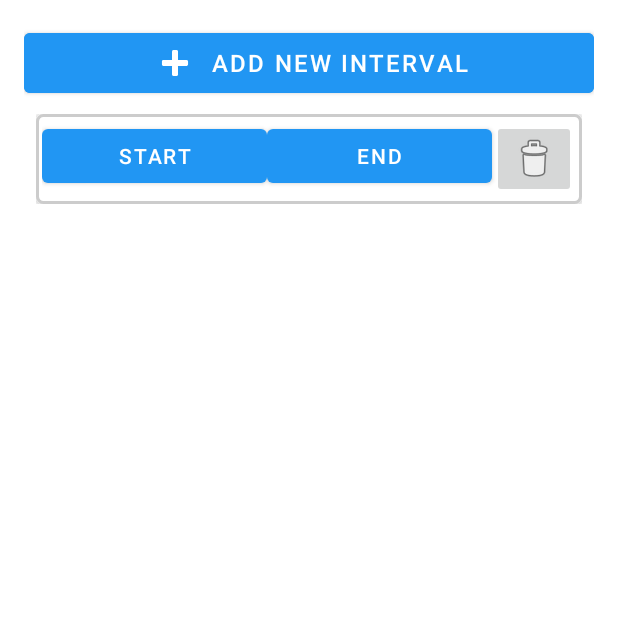
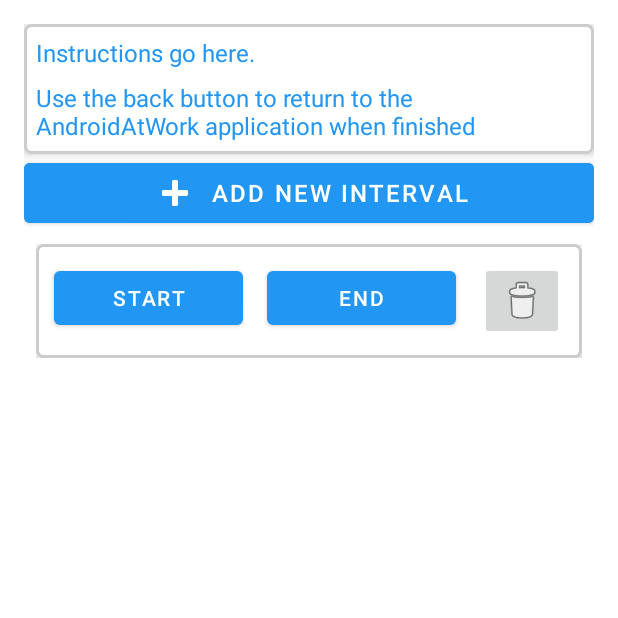
Before and after one commit to akuvisur/AndroidAtWork, an Android app built with Jetpack Compose: the WorkTimeSelectorActivity screen opened directly, with no data from a screen before it, after a tap on "ADD NEW INTERVAL", on a phone screen of 412 x 824 dp, the top half of it. Run offline under Robolectric (Android 15) with nearby library versions, the phone set to English and light mode, and no system bars.

Commit message:
Add work time interval selector TODO firebase integration

```diff
--- a/app/src/main/java/com/example/screenloggerdialogtest/Utils.kt
+++ b/app/src/main/java/com/example/screenloggerdialogtest/Utils.kt
@@ -724,6 +724,7 @@ private const val KEY_WORK_INTERVALS = "work_intervals"
 fun saveWorkIntervals(context: Context?, intervals: List<TimeInterval>) {
     val sharedPrefs = getStudyStateSharedPreferences(context)
     val json = Gson().toJson(intervals)
+    Log.d("work_intervals", json.toString())
     sharedPrefs?.edit()?.putString(KEY_WORK_INTERVALS, json)?.apply()
 }
 
--- a/app/src/main/java/com/example/screenloggerdialogtest/WorkTimeSelectorActivity.kt
+++ b/app/src/main/java/com/example/screenloggerdialogtest/WorkTimeSelectorActivity.kt
@@ -13,7 +13,9 @@ class WorkTimeSelectorActivity : AppCompatActivity() {
 
     private lateinit var intervalContainer: LinearLayout
     private lateinit var addIntervalButton: Button
-    private val maxIntervals = 3
+    private val maxIntervals = 5
+
+    private val intervalList = mutableListOf<TimeInterval>()
 
     override fun onCreate(savedInstanceState: Bundle?) {
         super.onCreate(savedInstanceState)
@@ -26,33 +28,83 @@ class WorkTimeSelectorActivity : AppCompatActivity() {
             if (intervalContainer.childCount < maxIntervals) {
                 addIntervalRow()
             } else {
-                Toast.makeText(this, "Max 3 intervals allowed", Toast.LENGTH_SHORT).show()
+                Toast.makeText(this, "Max 5 intervals allowed", Toast.LENGTH_SHORT).show()
             }
         }
     }
 
+    override fun onResume() {
+        super.onResume()
+
+        // Clear any existing views
+        intervalContainer.removeAllViews()
+        intervalList.clear()
+
+        // Load saved intervals
+        val savedIntervals = getWorkIntervals(this)
+
+        for (interval in savedIntervals) {
+            addIntervalRow(interval.start, interval.end)
+        }
+    }
+
+
+    override fun onStop() {
+        super.onStop()
+        // store intervals
+        updateIntervalList()
+        saveWorkIntervals(this, intervalList)
+    }
+
     // Add a new interval row dynamically
-    private fun addIntervalRow() {
+    private fun addIntervalRow(startTime: String = "", endTime: String = "") {
         val row = layoutInflater.inflate(R.layout.worktimeinterval_row, null)
 
         val startButton = row.findViewById<Button>(R.id.startTimeButton)
         val endButton = row.findViewById<Button>(R.id.endTimeButton)
         val deleteButton = row.findViewById<ImageButton>(R.id.deleteButton)
 
+        startButton.text = if (startTime.isNotEmpty()) startTime else "Start"
+        endButton.text = if (endTime.isNotEmpty()) endTime else "End"
+
         startButton.setOnClickListener {
-            showTimePicker { time -> startButton.text = time }
+            showTimePicker { time ->
+                startButton.text = time
+                updateIntervalList()
+            }
         }
 
         endButton.setOnClickListener {
-            showTimePicker { time -> endButton.text = time }
+            showTimePicker { time ->
+                endButton.text = time
+                updateIntervalList()
+            }
         }
 
         deleteButton.setOnClickListener {
             intervalContainer.removeView(row)
+            updateIntervalList()
         }
 
         intervalContainer.addView(row)
+        updateIntervalList()
     }
+
+
+    private fun updateIntervalList() {
+        intervalList.clear()
+        for (i in 0 until intervalContainer.childCount) {
+            val row = intervalContainer.getChildAt(i)
+            val startButton = row.findViewById<Button>(R.id.startTimeButton)
+            val endButton = row.findViewById<Button>(R.id.endTimeButton)
+            val start = startButton.text.toString()
+            val end = endButton.text.toString()
+            if (start.contains(":") && end.contains(":")) {
+                intervalList.add(TimeInterval(start, end))
+            }
+        }
+    }
+
 
     // Show a time picker dialog and return the selected time
     private fun showTimePicker(onTimeSelected: (String) -> Unit) {
--- a/app/src/main/res/layout/activity_worktimeselector.xml
+++ b/app/src/main/res/layout/activity_worktimeselector.xml
@@ -6,7 +6,34 @@
     android:layout_height="match_parent"
     android:padding="16dp">
 
+    <LinearLayout
+        android:orientation="vertical"
+        android:layout_width="match_parent"
+        android:layout_height="wrap_content"
+        android:elevation="4dp"
+        android:background="@drawable/linear_layout_background"
+        android:layout_margin="0dp"
+        android:padding="4dp">
 
+        <TextView
+            android:layout_width="match_parent"
+            android:layout_height="wrap_content"
+            android:textColor="@color/blue_500"
+            android:text="Instructions go here."
+            android:textSize="16sp"
+            android:layout_margin="4dp"
+            />
+
+        <TextView
+            android:layout_width="match_parent"
+            android:layout_height="wrap_content"
+            android:textColor="@color/blue_500"
+            android:text="Use the back button to return to the AndroidAtWork application when finished"
+            android:textSize="16sp"
+            android:layout_margin="4dp"
+            />
+
+    </LinearLayout>
     <!-- Add interval button -->
     <com.google.android.material.button.MaterialButton
         android:id="@+id/addIntervalButton"
--- a/app/src/main/res/layout/worktimeinterval_row.xml
+++ b/app/src/main/res/layout/worktimeinterval_row.xml
@@ -19,7 +19,8 @@
             android:layout_width="wrap_content"
             android:layout_weight="1"
             android:text="Start"
-            android:layout_height="wrap_content" />
+            android:layout_height="wrap_content"
+            android:layout_margin="8dp"/>
 
         <!-- End time button -->
         <Button
@@ -27,7 +28,8 @@
             android:layout_width="wrap_content"
             android:layout_weight="1"
             android:text="End"
-            android:layout_height="wrap_content" />
+            android:layout_height="wrap_content"
+            android:layout_margin="8dp"/>
 
         <!-- Delete button -->
         <ImageButton
@@ -35,6 +37,7 @@
             android:src="@android:drawable/ic_menu_delete"
             android:layout_width="wrap_content"
             android:layout_height="wrap_content"
-            android:contentDescription="Delete" />
+            android:contentDescription="Delete"
+            android:layout_margin="8dp"/>
     </LinearLayout>
 </LinearLayout>
```
Also changed, not shown: app/src/main/java/com/example/screenloggerdialogtest/MainActivity.kt (+7 -1 lines), app/src/main/res/layout/data_collection_ongoing.xml (+12 -0 lines).
